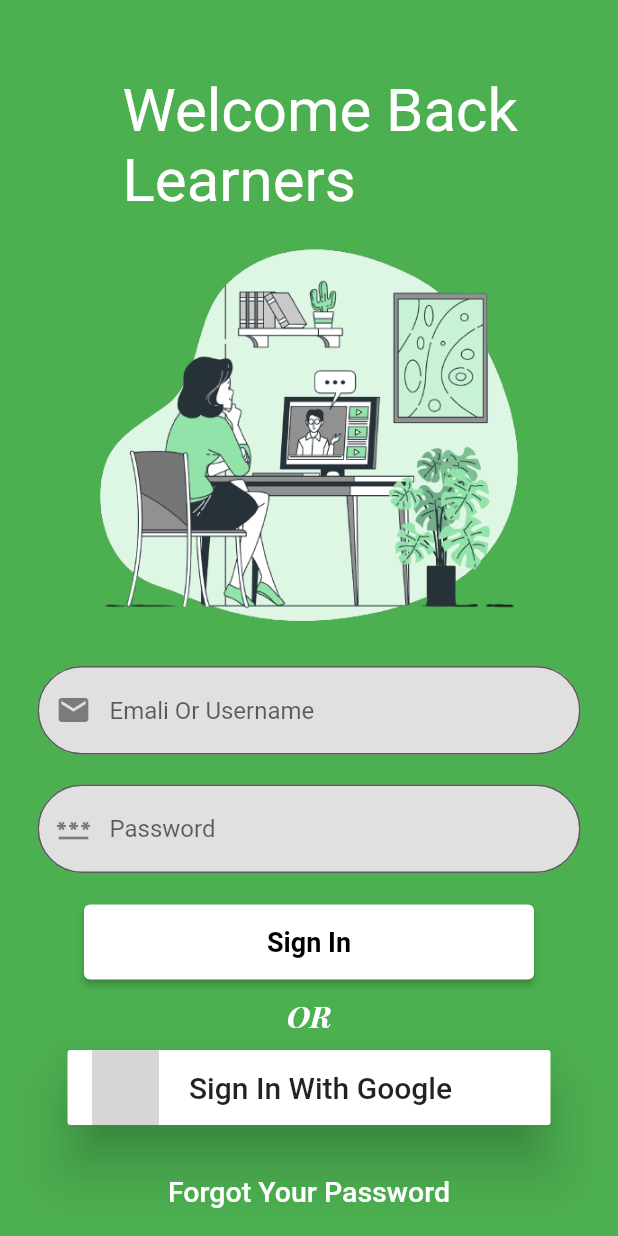
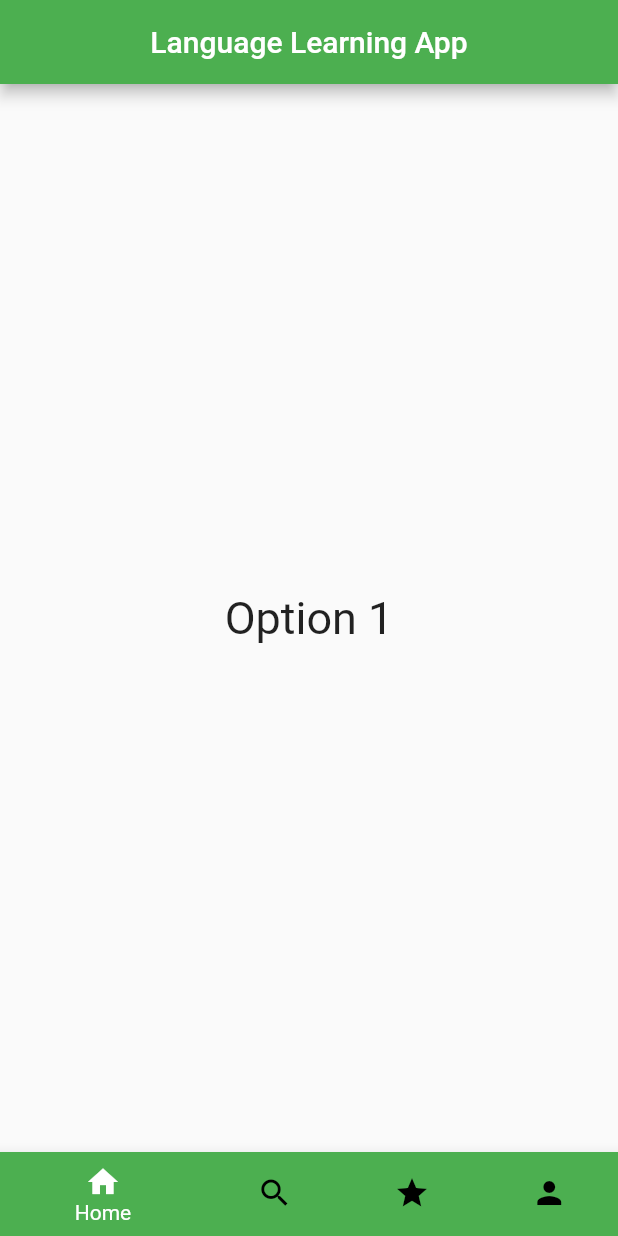
Before and after one commit to Shashankcode9/project-BDCOE, a Flutter app: the login screen opened directly, after a tap on "Sign In", on a phone screen of 412 x 824 dp. Run offline on Flutter 3.47's test engine with Material 2 defaults, Android fonts, the light colour scheme and no system bars; our stand-ins replace flutter_svg; Roboto replaces fonts that are missing (ubuntu); project files that could hold a hidden picture were left out; grey boxes are pictures that could not be loaded.

Commit message:
all pages added

```diff
--- a/lib/login_page.dart
+++ b/lib/login_page.dart
@@ -59,7 +59,9 @@ class login extends StatelessWidget{
                               ),
                             ),
                             SizedBox(height: 21,),
-                            ElevatedButton(onPressed: (){},
+                            ElevatedButton(onPressed: (){
+                              Navigator.push(context, MaterialPageRoute(builder: (context)=>MyLanguageApp()));
+                            },
                                 style: ElevatedButton.styleFrom(
                                     primary: Colors.white,
                                     onPrimary: Colors.black,
--- a/lib/main.dart
+++ b/lib/main.dart
@@ -7,15 +7,72 @@ void main() {
   ));
 }
 
-class Home extends StatelessWidget{
-  const Home({super.key});
+class MyLanguageApp extends StatefulWidget {
+  @override
+  _MyLanguageAppState createState() => _MyLanguageAppState();
+}
+
+class _MyLanguageAppState extends State<MyLanguageApp> {
+  int _selectedIndex = 0;
+  static List<Widget> _widgetOptions = <Widget>[
+    Text('Option 1', style: TextStyle(fontSize: 30)),
+    Text('Option 2', style: TextStyle(fontSize: 30)),
+    Text('Option 3', style: TextStyle(fontSize: 30)),
+    Text('Option 4', style: TextStyle(fontSize: 30)),
+  ];
+
+  void _onItemTapped(int index) {
+    setState(() {
+      _selectedIndex = index;
+    });
+  }
 
   @override
   Widget build(BuildContext context) {
-    return Scaffold(
+    return MaterialApp(
+      home: Scaffold(
+        appBar: AppBar(
+          title:Center(
+            child: Text('Language Learning App',
+              style: TextStyle(
+                color: Colors.white,),),
+          ),
+          backgroundColor:Colors.green,
+        ),
+        body: Center(
+          child: _widgetOptions.elementAt(_selectedIndex),
+        ),
+        bottomNavigationBar: BottomNavigationBar(
+          type: BottomNavigationBarType.shifting,
+          items: <BottomNavigationBarItem>[
+            BottomNavigationBarItem(
+              icon: Icon(Icons.home),
+              label: 'Home',
+              backgroundColor: Colors.green,
+            ),
+            BottomNavigationBarItem(
+              icon: Icon(Icons.search),
+              label: 'Option2',
+              backgroundColor: Colors.green,
+            ),
+            BottomNavigationBarItem(
+              icon: Icon(Icons.star),
+              label: 'Quiz',
+              backgroundColor: Colors.green,
+            ),
+            BottomNavigationBarItem(
+              icon: Icon(Icons.person),
+              label: 'Profile',
+              backgroundColor: Colors.green,
+            ),
+          ],
+          currentIndex: _selectedIndex,
+          selectedItemColor: Colors.white,
+          unselectedItemColor: Colors.black,
 
+          onTap: _onItemTapped,
+        ),
+      ),
     );
   }
-
-
 }
```
Also changed, not shown: lib/profile.dart (added, +44 -0 lines).
